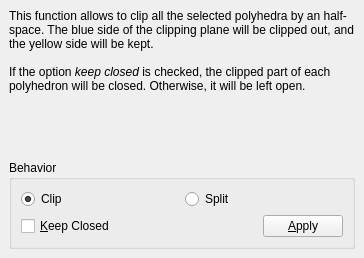
CGAL/cgal, file Polyhedron/demo/Polyhedron/Plugins/Operations_on_polyhedra/Clip_polyhedron_plugin.ui: the form before one commit.
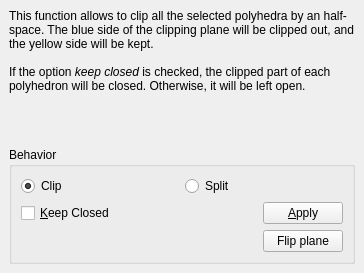
The form after the commit.

Commit message: Addition of a button to flip the plane and a selection color for the plane.

What changed in the file:
```diff
--- a/Polyhedron/demo/Polyhedron/Plugins/Operations_on_polyhedra/Clip_polyhedron_plugin.ui
+++ b/Polyhedron/demo/Polyhedron/Plugins/Operations_on_polyhedra/Clip_polyhedron_plugin.ui
@@ -7,7 +7,7 @@
     <x>0</x>
     <y>0</y>
     <width>364</width>
-    <height>258</height>
+    <height>273</height>
    </rect>
   </property>
   <property name="windowTitle">
@@ -107,6 +107,30 @@
            </item>
           </layout>
          </item>
+         <item>
+          <layout class="QHBoxLayout" name="horizontalLayout_4">
+           <item>
+            <spacer name="horizontalSpacer_2">
+             <property name="orientation">
+              <enum>Qt::Horizontal</enum>
+             </property>
+             <property name="sizeHint" stdset="0">
+              <size>
+               <width>40</width>
+               <height>20</height>
+              </size>
+             </property>
+            </spacer>
+           </item>
+           <item>
+            <widget class="QPushButton" name="flip_Button">
+             <property name="text">
+              <string>Flip plane</string>
+             </property>
+            </widget>
+           </item>
+          </layout>
+         </item>
         </layout>
        </widget>
       </item>
```
The commit also changes 3 other files.
